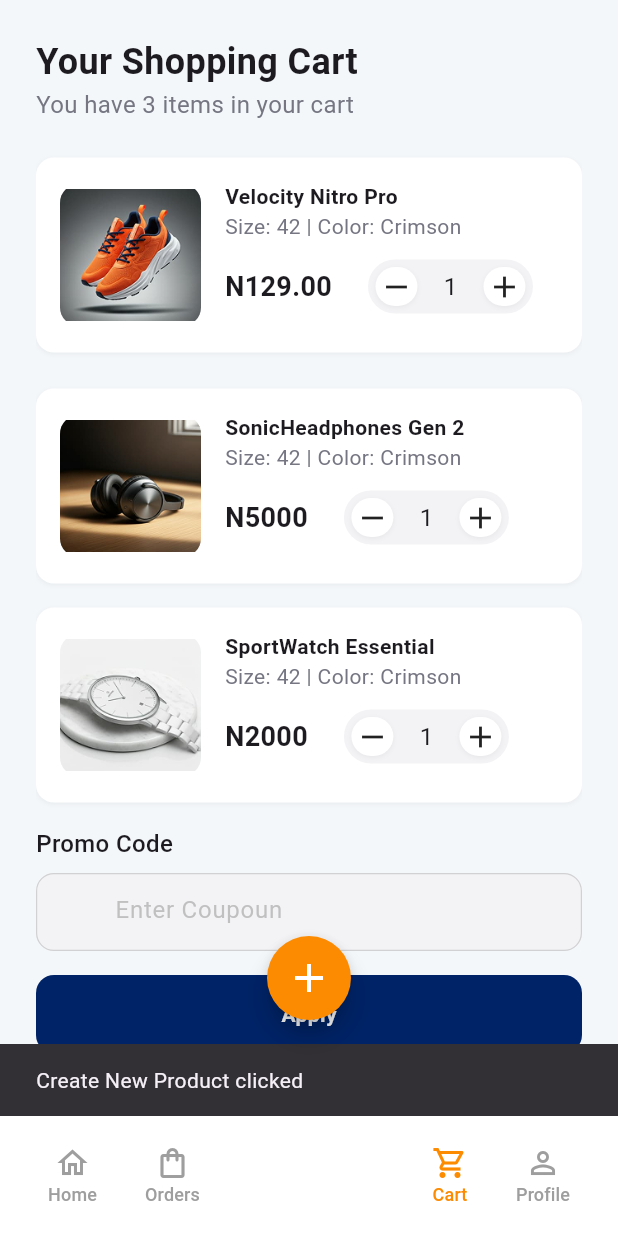
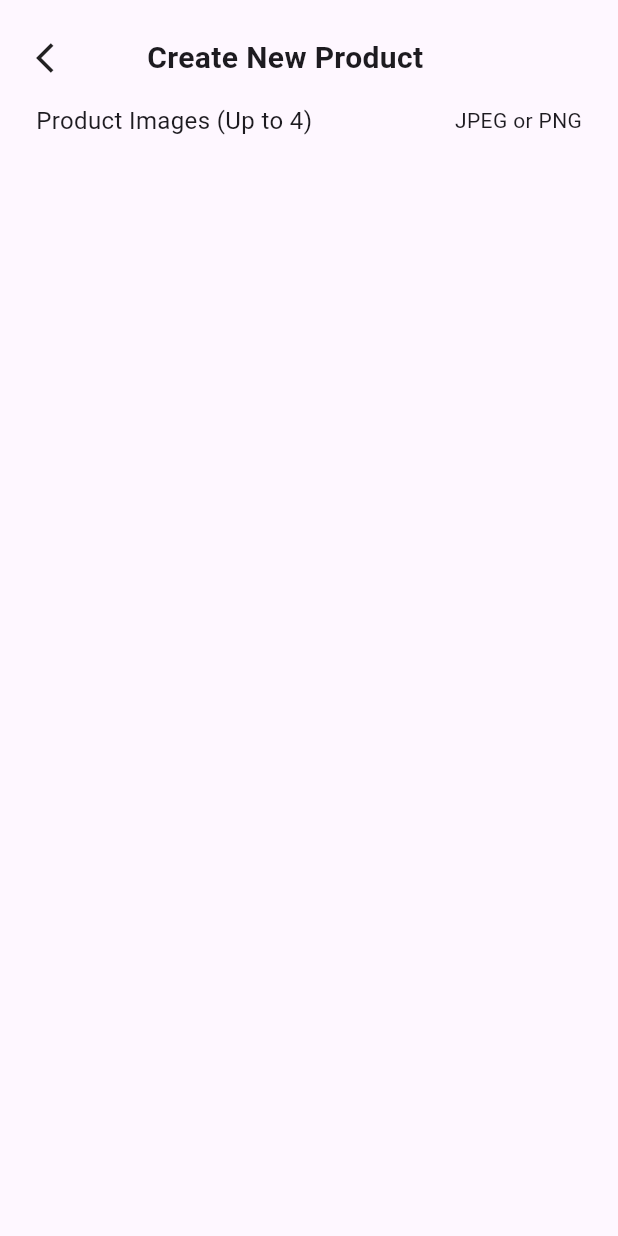
Before and after one commit to Jessetwo/vibrant_commerce, a Flutter app: the MainScreen screen opened directly, item 3 of the bottom bar chosen, after a tap on the "add" icon, on a phone screen of 412 x 824 dp. Run offline on Flutter 3.47's test engine with Material 3 defaults, Android fonts, the phone set to English and light mode, and no system bars.

Commit message:
add products page

```diff
--- /dev/null
+++ b/lib/screens/main_screens/create_new.dart
@@ -0,0 +1,46 @@
+import 'package:flutter/material.dart';
+
+class CreateNew extends StatelessWidget {
+  const CreateNew({super.key});
+
+  @override
+  Widget build(BuildContext context) {
+    return Scaffold(
+      body: SafeArea(
+        child: Padding(
+          padding: EdgeInsets.all(24),
+          child: Column(
+            children: [
+              Row(
+                children: [
+                  GestureDetector(
+                    onTap: () {
+                      Navigator.pop(context);
+                    },
+                    child: Icon(Icons.arrow_back_ios),
+                  ),
+                  const SizedBox(width: 50),
+                  Text(
+                    'Create New Product',
+                    style: TextStyle(fontSize: 20, fontWeight: FontWeight.bold),
+                  ),
+                ],
+              ),
+              const SizedBox(height: 16),
+              Row(
+                mainAxisAlignment: MainAxisAlignment.spaceBetween,
+                children: [
+                  Text(
+                    'Product Images (Up to 4)',
+                    style: TextStyle(fontSize: 16),
+                  ),
+                  Text('JPEG or PNG'),
+                ],
+              ),
+            ],
+          ),
+        ),
+      ),
+    );
+  }
+}
--- a/lib/screens/main_screens/main_screen.dart
+++ b/lib/screens/main_screens/main_screen.dart
@@ -1,6 +1,7 @@
 import 'package:flutter/material.dart';
 import 'package:vibrant_commerce/components/assets/app_colors.dart';
 import 'package:vibrant_commerce/screens/main_screens/cart_page.dart';
+import 'package:vibrant_commerce/screens/main_screens/create_new.dart';
 import 'package:vibrant_commerce/screens/main_screens/home_page.dart';
 import 'package:vibrant_commerce/screens/main_screens/orders_page.dart';
 import 'package:vibrant_commerce/screens/main_screens/profile_page.dart';
@@ -31,15 +32,12 @@ class _MainScreenState extends State<MainScreen> {
   @override
   Widget build(BuildContext context) {
     return Scaffold(
-      body: IndexedStack(
-        index: _selectedIndex,
-        children: _pages,
-      ),
+      body: IndexedStack(index: _selectedIndex, children: _pages),
       floatingActionButton: FloatingActionButton(
         onPressed: () {
-          // Action for create new product
-          ScaffoldMessenger.of(context).showSnackBar(
-            const SnackBar(content: Text('Create New Product clicked')),
+          Navigator.push(
+            context,
+            MaterialPageRoute(builder: (context) => CreateNew()),
           );
         },
         backgroundColor: AppColors.primaryColor,
@@ -162,7 +160,7 @@ class _MainScreenState extends State<MainScreen> {
                     ),
                   ),
                 ],
-              )
+              ),
             ],
           ),
         ),
```
Also changed, not shown: assets/images/Margin.png (added).
